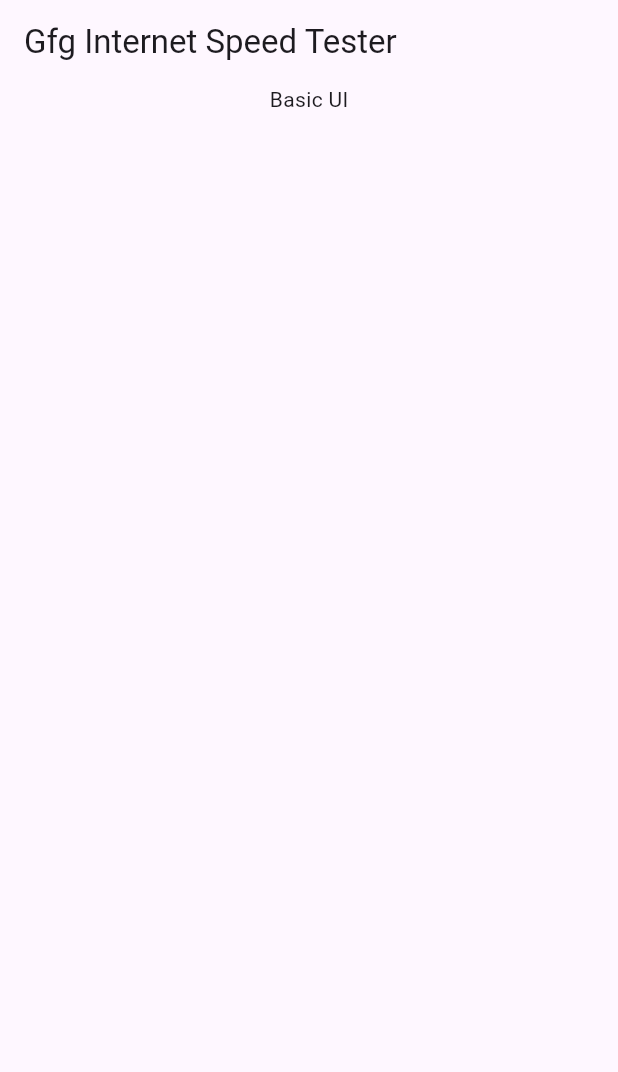
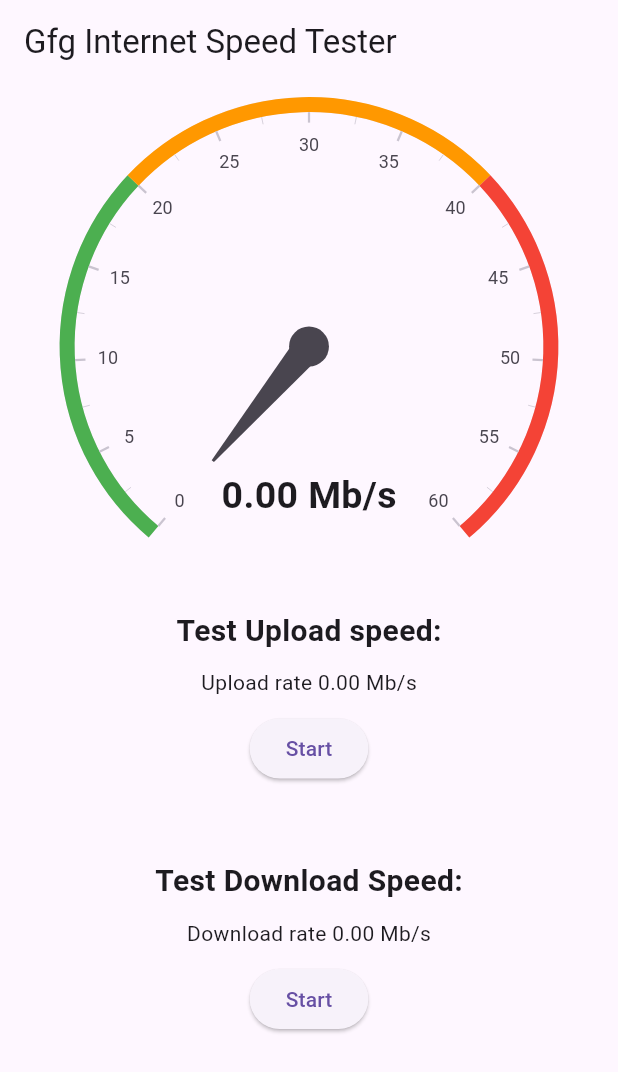
Before and after one commit to Tamiru-Alemnew/Fast-Track, a Flutter app: the screen it shows after launch, on a phone screen of 412 x 824 dp. Shown: the top 1072 px of the screen. Run offline on Flutter 3.47's test engine with Material 3 defaults, Android fonts, the phone set to English and light mode, and no system bars; drawn by our look-alikes of syncfusion_flutter_gauges; missing offline and left inert: speed_test_dart.

Commit message:
finilize the Project

```diff
--- a/internate speed/internet_speed/lib/main.dart
+++ b/internate speed/internet_speed/lib/main.dart
@@ -1,3 +1,4 @@
+import 'dart:math';
 import 'package:flutter/material.dart';
 import 'package:speed_test_dart/classes/classes.dart';
 import 'package:speed_test_dart/speed_test_dart.dart';
@@ -50,6 +51,7 @@
       loadingDownload = false;
     });
   }
+
   Future<void> _testUploadSpeed() async {
     setState(() {
       loadingUpload = true;
@@ -65,6 +67,14 @@
   }
 
   @override
+  void initState() {
+    WidgetsBinding.instance.addPostFrameCallback((_) {
+      setBestServers();
+    });
+    super.initState();
+  }
+
+  @override
   Widget build(BuildContext context) {
     return MaterialApp(
       theme: ThemeData(primarySwatch: Colors.green),
@@ -74,7 +84,103 @@
           title: const Text('Gfg Internet Speed Tester'),
         ),
         body: SingleChildScrollView(
-          child: Center(child: Text("Basic UI")),
+          child: Center(
+            child: Column(
+              mainAxisSize: MainAxisSize.min,
+              children: [
+                SfRadialGauge(
+                    enableLoadingAnimation: true,
+                    animationDuration: 4500,
+                    axes: <RadialAxis>[
+                      RadialAxis(minimum: 0, maximum: 60, ranges: <GaugeRange>[
+                        GaugeRange(
+                            startValue: 0, endValue: 20, color: Colors.green),
+                        GaugeRange(
+                            startValue: 20, endValue: 40, color: Colors.orange),
+                        GaugeRange(
+                            startValue: 40, endValue: 60, color: Colors.red)
+                      ], pointers: <GaugePointer>[
+                        NeedlePointer(value: _speedValue)
+                      ], annotations: <GaugeAnnotation>[
+                        GaugeAnnotation(
+                            widget: Container(
+                                child: Text(
+                                    "${_speedValue.toStringAsFixed(2)} Mb/s",
+                                    style: TextStyle(
+                                        fontSize: 25,
+                                        fontWeight: FontWeight.bold))),
+                            angle: 90,
+                            positionFactor: 0.6)
+                      ])
+                    ]),
+                const Text(
+                  'Test Upload speed:',
+                  style: TextStyle(
+                    fontSize: 20,
+                    fontWeight: FontWeight.bold,
+                  ),
+                ),
+                const SizedBox(
+                  height: 10,
+                ),
+                if (loadingUpload)
+                  const Column(
+                    children: [
+                      CircularProgressIndicator(),
+                      SizedBox(height: 10),
+                      Text('Testing upload speed...'),
+                    ],
+                  )
+                else
+                  Text('Upload rate ${uploadRate.toStringAsFixed(2)} Mb/s'),
+                const SizedBox(
+                  height: 10,
+                ),
+                ElevatedButton(
+                  onPressed: loadingUpload
+                      ? null
+                      : () async {
+                          if (!readyToTest || bestServersList.isEmpty) return;
+                          await _testUploadSpeed();
+                        },
+                  child: const Text('Start'),
+                ),
+                const SizedBox(
+                  height: 50,
+                ),
+                const Text(
+                  'Test Download Speed:',
+                  style: TextStyle(
+                    fontSize: 20,
+                    fontWeight: FontWeight.bold,
+                  ),
+                ),
+                const SizedBox(height: 10),
+                if (loadingDownload)
+                  const Column(
+                    children: [
+                      CircularProgressIndicator(),
+                      SizedBox(
+                        height: 10,
+                      ),
+                      Text('Testing download speed...'),
+                    ],
+                  )
+                else
+                  Text('Download rate ${downloadRate.toStringAsFixed(2)} Mb/s'),
+                const SizedBox(height: 10),
+                ElevatedButton(
+                  onPressed: loadingDownload
+                      ? null
+                      : () async {
+                          if (!readyToTest || bestServersList.isEmpty) return;
+                          await _testDownloadSpeed();
+                        },
+                  child: const Text('Start'),
+                ),
+              ],
+            ),
+          ),
         ),
       ),
     );
```
Lines whose indentation alone changed are shown as unchanged.
